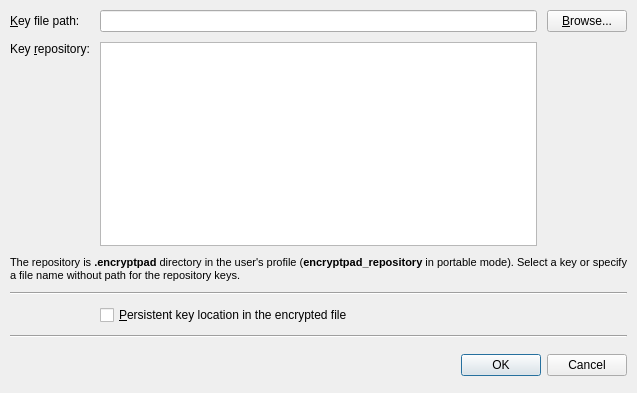
Before: the Qt Designer form qt_ui/set_key_dialog.ui in evpo/EncryptPad, drawn with Qt 5.
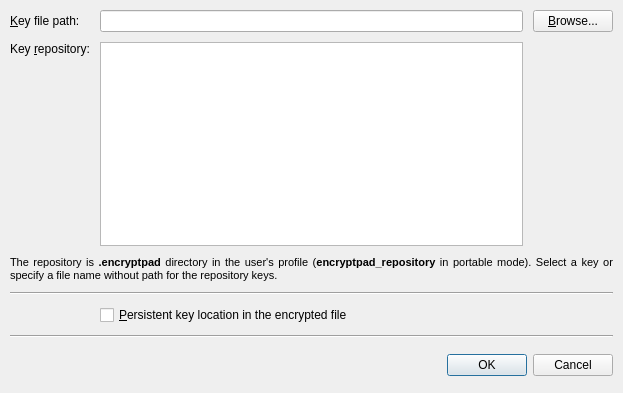
After: the same form once the commit is applied.

Commit message: Change the min width of set key dialog

```diff
--- a/qt_ui/set_key_dialog.ui
+++ b/qt_ui/set_key_dialog.ui
@@ -9,7 +9,7 @@
    <rect>
     <x>0</x>
     <y>0</y>
-    <width>637</width>
+    <width>623</width>
     <height>393</height>
    </rect>
   </property>
@@ -21,7 +21,7 @@
   </property>
   <property name="minimumSize">
    <size>
-    <width>602</width>
+    <width>623</width>
     <height>387</height>
    </size>
   </property>
```
